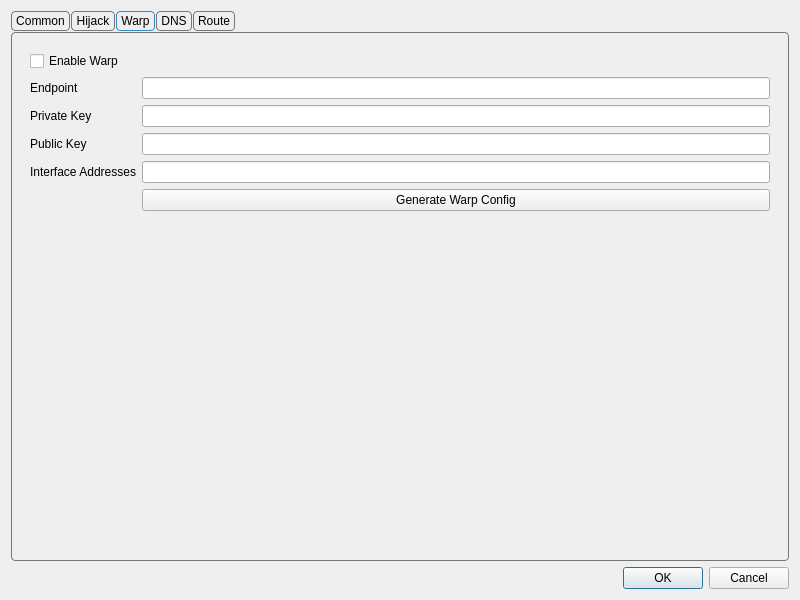
netward/Gryph, file include/ui/setting/dialog_manage_routes.ui: the form before one commit.
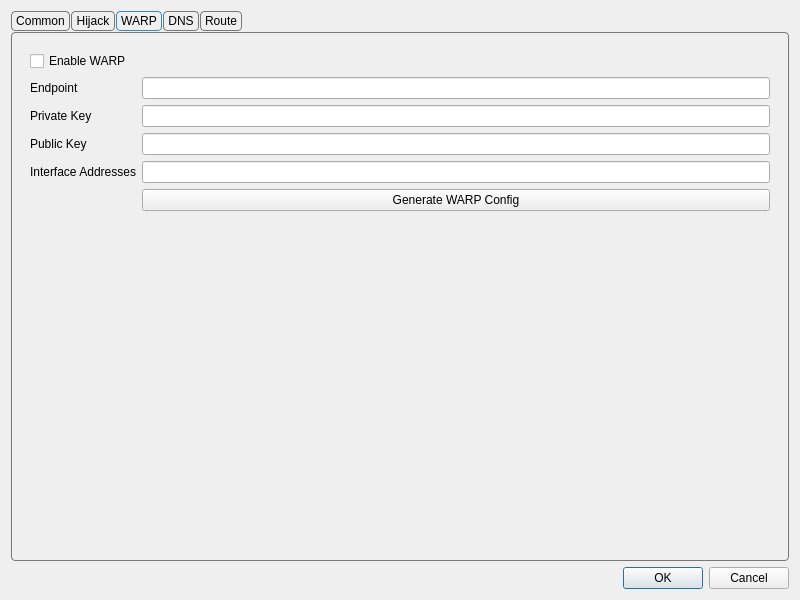
The form after the commit. The open tabs and pages were chosen to show the change.

```diff
--- a/include/ui/setting/dialog_manage_routes.ui
+++ b/include/ui/setting/dialog_manage_routes.ui
@@ -294,7 +294,7 @@
      </widget>
      <widget class="QWidget" name="tab_5">
       <attribute name="title">
-       <string>Warp</string>
+       <string>WARP</string>
       </attribute>
       <layout class="QVBoxLayout" name="verticalLayout_8">
        <item>
@@ -306,7 +306,7 @@
              <string>&lt;html&gt;&lt;head/&gt;&lt;body&gt;&lt;p&gt;Enables the following config to be used as egress, useful for bypassing services restrciting non-warp VPNs&lt;/p&gt;&lt;/body&gt;&lt;/html&gt;</string>
             </property>
             <property name="text">
-             <string>Enable Warp</string>
+             <string>Enable WARP</string>
             </property>
            </widget>
           </item>
@@ -356,7 +356,7 @@
              <string>&lt;html&gt;&lt;head/&gt;&lt;body&gt;&lt;p&gt;Gets a new config from cloudflare API&lt;/p&gt;&lt;/body&gt;&lt;/html&gt;</string>
             </property>
             <property name="text">
-             <string>Generate Warp Config</string>
+             <string>Generate WARP Config</string>
             </property>
            </widget>
           </item>
```
Left out of the diff: 2 changed lines with no effect on the pictures.
